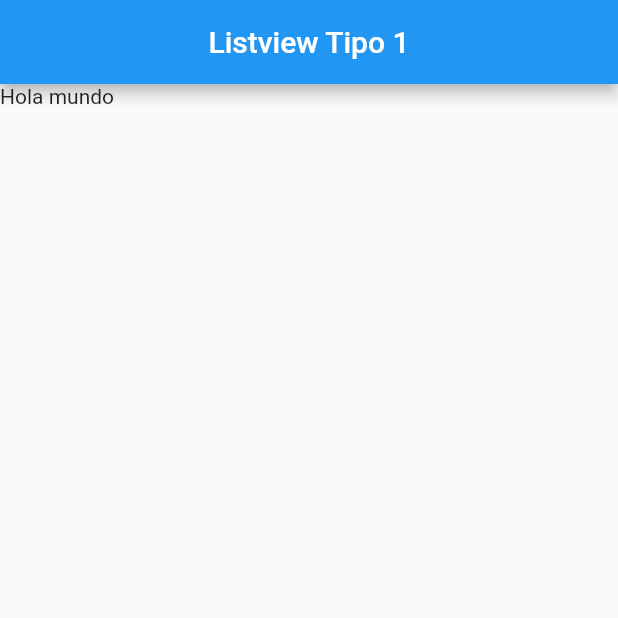
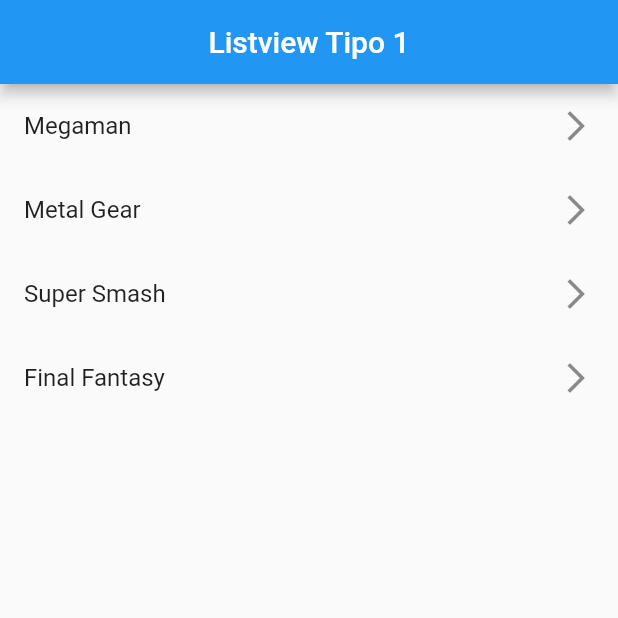
Before and after one commit to cfe-vasco/react-dart-flutter_Fundaments, a Flutter app: the screen it shows after launch, on a phone screen of 412 x 824 dp, the top half of it. Run offline on Flutter 3.47's test engine with Material 2 defaults, Android fonts, the phone set to English and light mode, and no system bars.

Commit message:
Creacion de ListTile a partir de una lista estática

```diff
--- a/flutter_components/lib/screens/listview1_screen.dart
+++ b/flutter_components/lib/screens/listview1_screen.dart
@@ -1,6 +1,12 @@
 import 'package:flutter/material.dart';
 
 class Listview1Screen extends StatelessWidget {
+  final options = const [
+    'Megaman',
+    'Metal Gear',
+    'Super Smash',
+    'Final Fantasy'
+  ];
 
   const Listview1Screen({Key? key}) : super(key: key);
 
@@ -13,10 +19,15 @@
           ),
         ),
         body: ListView(
-        children: const [
-          Text('Hola mundo'),
+          children: [
+            ...options.map(
+                (game) => ListTile(
+                  title: Text(game),
+                  trailing: const Icon(Icons.arrow_forward_ios_outlined),
+                )
+              )
+                .toList()
           ],
-      )
-    );
+        ));
   }
 }
```
Lines whose indentation alone changed are shown as unchanged.
